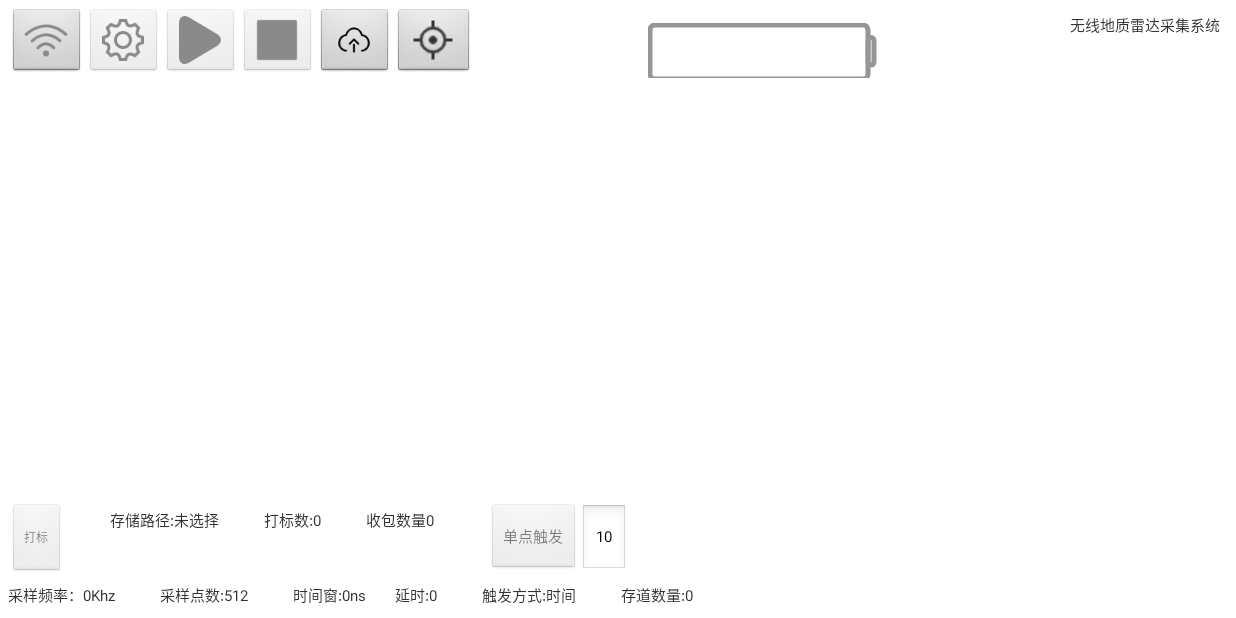
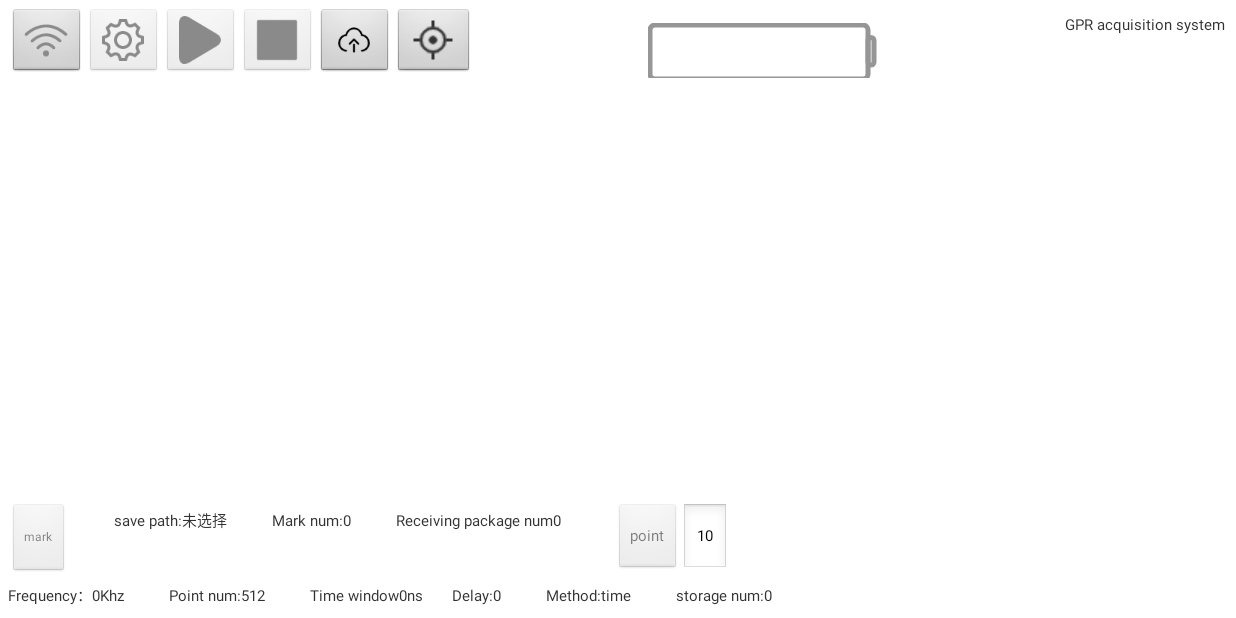
Before and after one commit to htonline/radar, an Android app: the screen it shows after launch (MainActivity), on a phone screen of 824 x 412 dp (held sideways). Run offline under Robolectric (Android 15) with nearby library versions, the phone set to English and light mode, and no system bars; our stand-ins replace RxJava; libraries missing offline, so code that uses them is left out: com.tencent.tinker, io.reactivex.internal; network calls fail; 5 statements that could not run were skipped.

```diff
--- a/app/src/main/java/com/example/backRadar/MainActivity.java
+++ b/app/src/main/java/com/example/backRadar/MainActivity.java
@@ -379,6 +379,7 @@ public class MainActivity extends Activity {
                                     colorList[i] = 0x0000ff;
                                 }else {
                                     int color = ((colorGap[i]) / 256) + 128;
+                                    color = 255-color;
                                     colorList[i] = Color.rgb(color, color, color);
                                 }
                                 colorgap[2 * i] = shortToByte(colorGap[i])[0];
@@ -504,6 +505,7 @@ public class MainActivity extends Activity {
                                     colorList1024[i] = 0x0000ff;
                                 }else {
                                     int color = ((colorGap1024[i]) / 256) + 128;
+                                    color = 255-color;
                                     colorList1024[i] = Color.rgb(color, color, color);
                                 }
                                 colorgap1024[2 * i] = shortToByte(colorGap1024[i])[0];
@@ -917,7 +919,7 @@ public class MainActivity extends Activity {
         tv_numSave = findViewById(R.id.tv_numOfSave);
         tv_numSave.setText("" + 0);
         if (mainPeremeterOrders.getInt("triggerMode", 0) == 0) {
-            tv_triigerMode.setText("时间");
+            tv_triigerMode.setText("time");
         } else {
             tv_triigerMode.setText("测距轮");
         }
@@ -1640,7 +1642,7 @@ public class MainActivity extends Activity {
             IfSaveTheRadar = mainPeremeterOrders.getInt("saveRadar", 1);
 //            writeThread.setAnoStart(IfSaveTheRadar);
             if (mainPeremeterOrders.getInt("triggerMode", 0) == 0) {
-                tv_triigerMode.setText("时间");
+                tv_triigerMode.setText("time");
             } else {
                 tv_triigerMode.setText("测距轮");
             }
--- a/app/src/main/res/layout/activity_main.xml
+++ b/app/src/main/res/layout/activity_main.xml
@@ -118,7 +118,7 @@
                 android:layout_height="wrap_content"
                 android:layout_gravity="center"
                 android:gravity="center"
-                android:text="无线地质雷达采集系统"
+                android:text="GPR acquisition system"
                 android:textSize="@dimen/textTitleLargeSize" />
 
             <LinearLayout
@@ -186,7 +186,7 @@
                 android:layout_height="match_parent"
                 android:layout_gravity="right"
                 android:onClick="btnMark"
-                android:text="打标"
+                android:text="mark"
                 android:textSize="@dimen/textSize" />
             <View
                 android:layout_width="30dp"
@@ -194,7 +194,7 @@
             <TextView
                 android:layout_width="wrap_content"
                 android:layout_height="wrap_content"
-                android:text="存储路径:"
+                android:text="save path:"
                 android:textSize="@dimen/textNormSize" />
 
             <TextView
@@ -211,7 +211,7 @@
             <TextView
                 android:layout_width="wrap_content"
                 android:layout_height="wrap_content"
-                android:text="打标数:"
+                android:text="Mark num:"
                 android:textSize="@dimen/textNormSize" />
 
             <TextView
@@ -228,7 +228,7 @@
             <TextView
                 android:layout_width="wrap_content"
                 android:layout_height="wrap_content"
-                android:text="收包数量"
+                android:text="Receiving package num"
                 android:textSize="@dimen/textNormSize" />
 
             <TextView
@@ -250,7 +250,7 @@
                     android:layout_height="wrap_content"
                     android:id="@+id/mbtn_ddcf"
                     android:textSize="@dimen/textNormSize"
-                    android:text="单点触发"></Button>
+                    android:text="point"></Button>
 
                 <EditText
                     android:id="@+id/met_ddcf"
@@ -272,7 +272,7 @@
             <TextView
                 android:layout_width="wrap_content"
                 android:layout_height="wrap_content"
-                android:text="采样频率："
+                android:text="Frequency："
                 android:textSize="@dimen/textNormSize" />
 
             <TextView
@@ -296,7 +296,7 @@
             <TextView
                 android:layout_width="wrap_content"
                 android:layout_height="wrap_content"
-                android:text="采样点数:"
+                android:text="Point num:"
                 android:textSize="@dimen/textNormSize" />
 
             <TextView
@@ -313,7 +313,7 @@
             <TextView
                 android:layout_width="wrap_content"
                 android:layout_height="wrap_content"
-                android:text="时间窗:"
+                android:text="Time window"
                 android:textSize="@dimen/textNormSize" />
 
             <TextView
@@ -332,7 +332,7 @@
             <TextView
                 android:layout_width="wrap_content"
                 android:layout_height="wrap_content"
-                android:text="延时:"
+                android:text="Delay:"
                 android:textSize="@dimen/textNormSize" />
 
             <TextView
@@ -349,14 +349,14 @@
             <TextView
                 android:layout_width="wrap_content"
                 android:layout_height="wrap_content"
-                android:text="触发方式:"
+                android:text="Method:"
                 android:textSize="@dimen/textNormSize" />
 
             <TextView
                 android:id="@+id/tv_theWayOfTrigger"
                 android:layout_width="wrap_content"
                 android:layout_height="wrap_content"
-                android:text="时间"
+                android:text="Time"
                 android:textSize="@dimen/textNormSize" />
 
             <TextView
@@ -366,7 +366,7 @@
             <TextView
                 android:layout_width="wrap_content"
                 android:layout_height="wrap_content"
-                android:text="存道数量:"
+                android:text="storage num:"
                 android:textSize="@dimen/textNormSize" />
 
             <TextView
--- a/app/src/main/res/values/strings.xml
+++ b/app/src/main/res/values/strings.xml
@@ -1,7 +1,7 @@
 <?xml version="1.0" encoding="utf-8"?>
 <resources>
 
-    <string name="app_name">无线地质雷达手机端采集系统</string>
+    <string name="app_name">GPR acquisition system</string>
     <string name="action_settings">Settings</string>
     <string name="hello_world">Hello world!</string>
     <string name="title_activity_setting">SettingActivity</string>
--- a/uploadmodule/src/main/res/values/strings.xml
+++ b/uploadmodule/src/main/res/values/strings.xml
@@ -1,7 +1,7 @@
 <?xml version="1.0" encoding="utf-8"?>
 <resources>
 
-    <string name="app_name">无线地质雷达手机端采集系统</string>
+    <string name="app_name">GPR acquisition system</string>
     <string name="action_settings">Settings</string>
     <string name="hello_world">Hello world!</string>
     <string name="title_activity_setting">SettingActivity</string>
```
Also changed, not shown: app/src/main/java/com/example/fragments/LeftFragmentOfMainActivity.java (+40 -18 lines).
